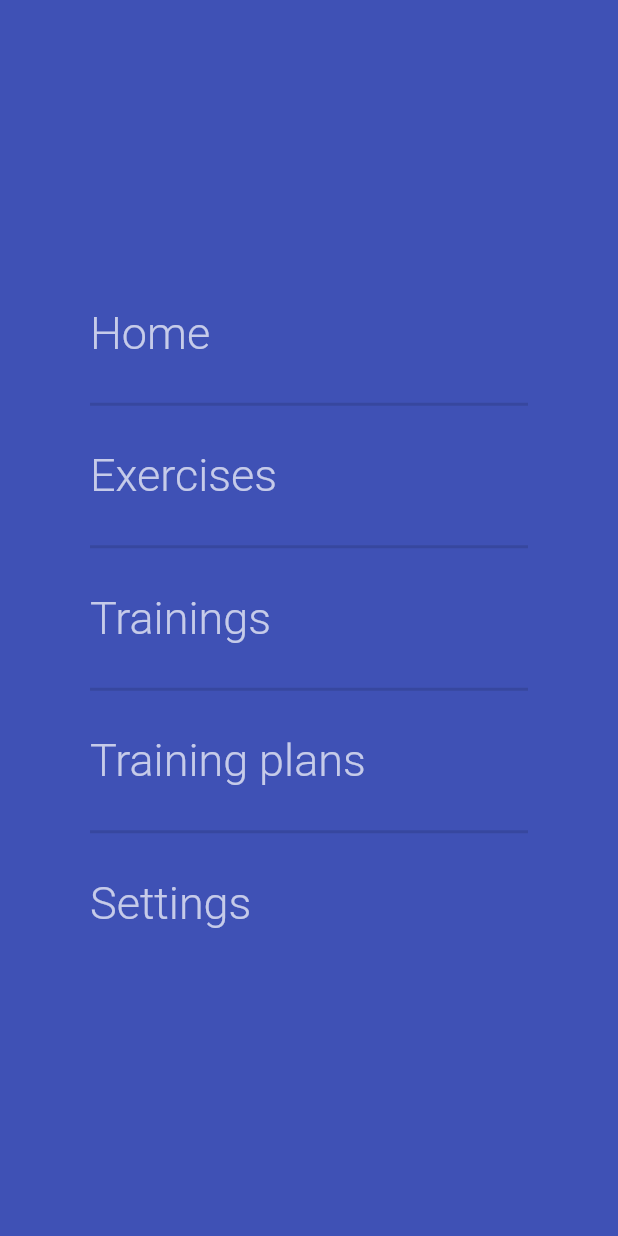
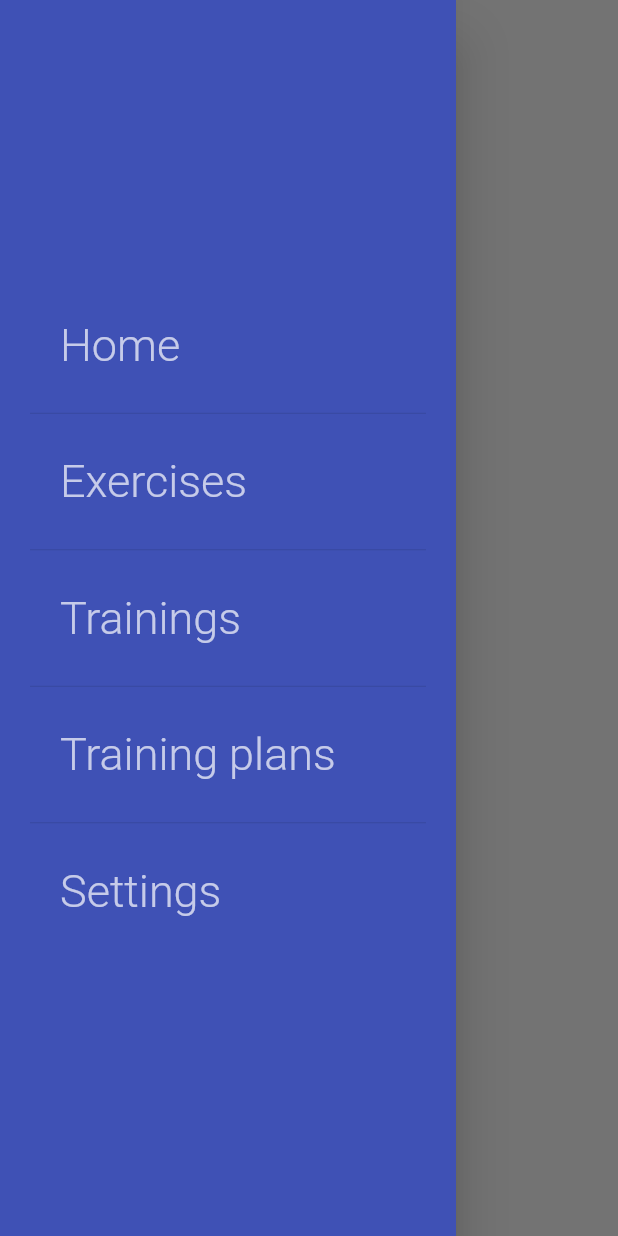
Before and after one commit to PatrykPawlak/FitnessApp, a Flutter app: the screen it shows after launch, with the side drawer open, on a phone screen of 412 x 824 dp. Run offline on Flutter 3.47's test engine with Material 2 defaults, Android fonts, the phone set to English and light mode, and no system bars.

Commit message:
[refactor](navigation): Refactor app navigation - more details below
- Create ui widgets index file
- Create CustomAppBar widget

- Update Router class - remove routerKey
- Update all screens widgets - add comma to properly wrap code
- Update all screens widgets - add appBar and drawer
- Update SidebarNavigationItem - GestureDetector => FlatButton

- Move SidebarNavigationLayout into SidebarNavigation

- Delete FitnessAppLayout widget
- Delete RouterView widget
- Delete SidebarNavigationLayout widget

```diff
--- a/lib/app/fitness_app.dart
+++ b/lib/app/fitness_app.dart
@@ -1,12 +1,13 @@
 import 'package:flutter/material.dart';
-import 'package:FitnessApp/app/index.dart' show FitnessAppLayout;
+import 'package:FitnessApp/router/index.dart';
 
 class FitnessApp extends StatelessWidget {
   @override
   Widget build(BuildContext context) {
     return MaterialApp(
       title: 'FitnessApp',
-      home: FitnessAppLayout(),
+      onGenerateRoute: Router.generateRoute,
+      initialRoute: Routes.homeScreenRoute,
     );
   }
 }
--- a/lib/app/fitness_app_layout.dart
+++ /dev/null
@@ -1,19 +0,0 @@
-import 'package:flutter/material.dart';
-import 'package:FitnessApp/router/index.dart' show RouterView;
-import 'package:FitnessApp/ui/navigation/index.dart' show SidebarNavigation;
-
-class FitnessAppLayout extends StatelessWidget {
-  @override
-  Widget build(BuildContext context) {
-    return Scaffold(
-      appBar: AppBar(),
-      drawer: SidebarNavigation(),
-      body: Stack(
-        children: <Widget>[
-          RouterView(),
-//          SidebarNavigation(), //MUST be the last
-        ],
-      ),
-    );
-  }
-}
--- a/lib/app/index.dart
+++ b/lib/app/index.dart
@@ -1,2 +1 @@
 export 'package:FitnessApp/app/fitness_app.dart';
-export 'package:FitnessApp/app/fitness_app_layout.dart';
--- a/lib/router/index.dart
+++ b/lib/router/index.dart
@@ -1,4 +1,3 @@
 export 'package:FitnessApp/router/router.dart';
-export 'package:FitnessApp/router/router_view.dart';
 export 'package:FitnessApp/router/routes.dart';
 export 'package:FitnessApp/router/scale_route_animation.dart';
--- a/lib/router/router.dart
+++ b/lib/router/router.dart
@@ -3,11 +3,6 @@ import 'package:FitnessApp/router/index.dart' show Routes, ScaleRouteAnimation;
 import 'package:FitnessApp/screens/index.dart';
 
 class Router {
-  static final GlobalKey<NavigatorState> _routerKey =
-      GlobalKey<NavigatorState>();
-
-  static GlobalKey<NavigatorState> get routerKey => _routerKey;
-
   static Route<dynamic> generateRoute(RouteSettings settings) {
     Widget builder;
     switch (settings.name) {
--- a/lib/router/router_view.dart
+++ /dev/null
@@ -1,13 +0,0 @@
-import 'package:flutter/material.dart';
-import 'package:FitnessApp/router/index.dart' show Router, Routes;
-
-class RouterView extends StatelessWidget {
-  @override
-  Widget build(BuildContext context) {
-    return Navigator(
-      key: Router.routerKey,
-      initialRoute: Routes.homeScreenRoute,
-      onGenerateRoute: Router.generateRoute,
-    );
-  }
-}
--- a/lib/screens/exercises_screen.dart
+++ b/lib/screens/exercises_screen.dart
@@ -1,14 +1,20 @@
 import 'package:flutter/material.dart';
+import 'package:FitnessApp/ui/index.dart' show CustomAppBar, SidebarNavigation;
 
 class ExercisesScreen extends StatelessWidget {
   @override
   Widget build(BuildContext context) {
     return Scaffold(
+      appBar: CustomAppBar(),
+      drawer: SidebarNavigation(),
       body: Container(
         alignment: Alignment.center,
         child: Text(
           'Exercises Screen',
-          style: TextStyle(color: Colors.black54, fontSize: 26),
+          style: TextStyle(
+            color: Colors.black54,
+            fontSize: 26,
+          ),
         ),
       ),
     );
--- a/lib/screens/home_screen.dart
+++ b/lib/screens/home_screen.dart
@@ -1,14 +1,20 @@
 import 'package:flutter/material.dart';
+import 'package:FitnessApp/ui/index.dart' show CustomAppBar, SidebarNavigation;
 
 class HomeScreen extends StatelessWidget {
   @override
   Widget build(BuildContext context) {
     return Scaffold(
+      appBar: CustomAppBar(),
+      drawer: SidebarNavigation(),
       body: Container(
         alignment: Alignment.center,
         child: Text(
           'Home Screen',
-          style: TextStyle(color: Colors.black54, fontSize: 26),
+          style: TextStyle(
+            color: Colors.black54,
+            fontSize: 26,
+          ),
         ),
       ),
     );
--- a/lib/screens/settings_scren.dart
+++ b/lib/screens/settings_scren.dart
@@ -1,14 +1,20 @@
 import 'package:flutter/material.dart';
+import 'package:FitnessApp/ui/index.dart' show CustomAppBar, SidebarNavigation;
 
 class SettingsScreen extends StatelessWidget {
   @override
   Widget build(BuildContext context) {
     return Scaffold(
+      appBar: CustomAppBar(),
+      drawer: SidebarNavigation(),
       body: Container(
         alignment: Alignment.center,
         child: Text(
           'Settings Screen',
-          style: TextStyle(color: Colors.black54, fontSize: 26),
+          style: TextStyle(
+            color: Colors.black54,
+            fontSize: 26,
+          ),
         ),
       ),
     );
--- a/lib/screens/training_plans_screen.dart
+++ b/lib/screens/training_plans_screen.dart
@@ -1,14 +1,20 @@
 import 'package:flutter/material.dart';
+import 'package:FitnessApp/ui/index.dart' show CustomAppBar, SidebarNavigation;
 
 class TrainingPlansScreen extends StatelessWidget {
   @override
   Widget build(BuildContext context) {
     return Scaffold(
+      appBar: CustomAppBar(),
+      drawer: SidebarNavigation(),
       body: Container(
         alignment: Alignment.center,
         child: Text(
           'Training Plans Screen',
-          style: TextStyle(color: Colors.black54, fontSize: 26),
+          style: TextStyle(
+            color: Colors.black54,
+            fontSize: 26,
+          ),
         ),
       ),
     );
--- a/lib/screens/trainings_screen.dart
+++ b/lib/screens/trainings_screen.dart
@@ -1,14 +1,20 @@
 import 'package:flutter/material.dart';
+import 'package:FitnessApp/ui/index.dart' show CustomAppBar, SidebarNavigation;
 
 class TrainingsScreen extends StatelessWidget {
   @override
   Widget build(BuildContext context) {
     return Scaffold(
+      appBar: CustomAppBar(),
+      drawer: SidebarNavigation(),
       body: Container(
         alignment: Alignment.center,
         child: Text(
           'Trainings Screen',
-          style: TextStyle(color: Colors.black54, fontSize: 26),
+          style: TextStyle(
+            color: Colors.black54,
+            fontSize: 26,
+          ),
         ),
       ),
     );
--- /dev/null
+++ b/lib/ui/custom_app_bar/custom_app_bar.dart
@@ -0,0 +1,12 @@
+import 'package:flutter/material.dart';
+
+class CustomAppBar extends AppBar {
+  CustomAppBar()
+      : super(
+          backgroundColor: Colors.transparent,
+          elevation: 0,
+          iconTheme: IconThemeData(
+            color: Colors.indigo,
+          ),
+        );
+}
--- /dev/null
+++ b/lib/ui/index.dart
@@ -0,0 +1,2 @@
+export 'package:FitnessApp/ui/custom_app_bar/custom_app_bar.dart';
+export 'package:FitnessApp/ui/navigation/index.dart';
--- a/lib/ui/navigation/index.dart
+++ b/lib/ui/navigation/index.dart
@@ -1,3 +1,2 @@
 export 'package:FitnessApp/ui/navigation/sidebar_navigation.dart';
 export 'package:FitnessApp/ui/navigation/sidebar_navigation_item.dart';
-export 'package:FitnessApp/ui/navigation/sidebar_navigation_layout.dart';
--- a/lib/ui/navigation/sidebar_navigation.dart
+++ b/lib/ui/navigation/sidebar_navigation.dart
@@ -1,10 +1,46 @@
 import 'package:flutter/material.dart';
-import 'package:FitnessApp/ui/navigation/index.dart'
-    show SidebarNavigationLayout;
+import 'package:FitnessApp/ui/index.dart'
+    show SidebarNavigationItem;
+import 'package:FitnessApp/router/index.dart' show Routes;
 
 class SidebarNavigation extends StatelessWidget {
   @override
   Widget build(BuildContext context) {
-    return SidebarNavigationLayout();
+    return Drawer(
+      child: Container(
+        color: Colors.indigo,
+        padding: EdgeInsets.symmetric(horizontal: 20),
+        child: Column(
+          mainAxisAlignment: MainAxisAlignment.center,
+          crossAxisAlignment: CrossAxisAlignment.start,
+          children: <Widget>[
+            SidebarNavigationItem(
+              itemText: 'Home',
+              routeName: Routes.homeScreenRoute,
+            ),
+            Divider(),
+            SidebarNavigationItem(
+              itemText: 'Exercises',
+              routeName: Routes.exercisesScreenRoute,
+            ),
+            Divider(),
+            SidebarNavigationItem(
+              itemText: 'Trainings',
+              routeName: Routes.trainingsScreenRoute,
+            ),
+            Divider(),
+            SidebarNavigationItem(
+              itemText: 'Training plans',
+              routeName: Routes.trainingPlansScreenRoute,
+            ),
+            Divider(),
+            SidebarNavigationItem(
+              itemText: 'Settings',
+              routeName: Routes.settingsScreenRoute,
+            ),
+          ],
+        ),
+      ),
+    );
   }
 }
--- a/lib/ui/navigation/sidebar_navigation_item.dart
+++ b/lib/ui/navigation/sidebar_navigation_item.dart
@@ -1,39 +1,28 @@
 import 'package:flutter/material.dart';
-import 'package:FitnessApp/router/index.dart' show Router;
 
 class SidebarNavigationItem extends StatelessWidget {
   final String _itemText;
   final String _routeName;
-  final VoidCallback _func;
 
   SidebarNavigationItem({
     @required itemText,
     @required routeName,
-    @required func,
   })  : this._itemText = itemText,
-        this._routeName = routeName,
-        this._func = func;
+        this._routeName = routeName;
 
   @override
   Widget build(BuildContext context) {
-    return GestureDetector(
-      onTap: () {
-        this._func();
-        Future.delayed(
-          new Duration(milliseconds: 500),
-          () {
-            Router.routerKey.currentState.pushReplacementNamed(_routeName);
-          },
-        );
-      },
+    return FlatButton(
       child: Text(
-        this._itemText,
+        _itemText,
         style: TextStyle(
           fontSize: 30,
           fontWeight: FontWeight.w300,
           color: Colors.white70,
         ),
       ),
+      onPressed: () => Navigator.pushNamed(context, _routeName),
+      padding: EdgeInsets.all(20),
     );
   }
 }
--- a/lib/ui/navigation/sidebar_navigation_layout.dart
+++ /dev/null
@@ -1,68 +0,0 @@
-import 'package:flutter/material.dart';
-import 'package:FitnessApp/ui/navigation/index.dart' show SidebarNavigationItem;
-import 'package:FitnessApp/router/index.dart' show Routes;
-
-class SidebarNavigationLayout extends StatelessWidget {
-  final double _dividerHeight = 60.0;
-  final double _dividerThickness = 2.0;
-
-  void _toggle(BuildContext _context) {
-    Navigator.pop(_context);
-  }
-
-  @override
-  Widget build(BuildContext context) {
-    return Container(
-      color: Colors.indigo,
-      padding: EdgeInsets.symmetric(horizontal: 60),
-      child: Column(
-        mainAxisAlignment: MainAxisAlignment.center,
-        crossAxisAlignment: CrossAxisAlignment.start,
-        children: <Widget>[
-          SidebarNavigationItem(
-            itemText: 'Home',
-            routeName: Routes.homeScreenRoute,
-            func: () => _toggle(context),
-          ),
-          Divider(
-            height: this._dividerHeight,
-            thickness: this._dividerThickness,
-          ),
-          SidebarNavigationItem(
-            itemText: 'Exercises',
-            routeName: Routes.exercisesScreenRoute,
-            func: () => _toggle(context),
-          ),
-          Divider(
-            height: this._dividerHeight,
-            thickness: this._dividerThickness,
-          ),
-          SidebarNavigationItem(
-            itemText: 'Trainings',
-            routeName: Routes.trainingsScreenRoute,
-            func: () => _toggle(context),
-          ),
-          Divider(
-            height: this._dividerHeight,
-            thickness: this._dividerThickness,
-          ),
-          SidebarNavigationItem(
-            itemText: 'Training plans',
-            routeName: Routes.trainingPlansScreenRoute,
-            func: () => _toggle(context),
-          ),
-          Divider(
-            height: this._dividerHeight,
-            thickness: this._dividerThickness,
-          ),
-          SidebarNavigationItem(
-            itemText: 'Settings',
-            routeName: Routes.settingsScreenRoute,
-            func: () => _toggle(context),
-          ),
-        ],
-      ),
-//      ),
-    );
-  }
-}
```
